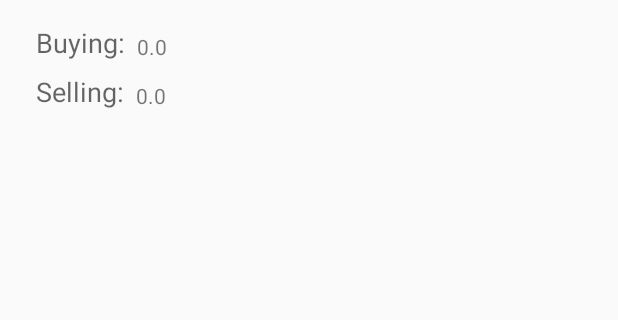
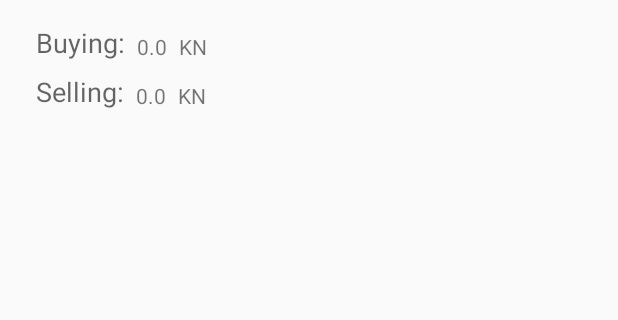
Before and after one commit to Denis8313/CurrencyConversion, an Android app: the screen it shows after launch (MainActivity), after a tap on "SUBMIT CONVERSION", on a phone screen of 412 x 824 dp, the part 528-848 px from its top. Run offline under Robolectric (Android 15) with nearby library versions, the phone set to English and light mode, and no system bars; 1 statement that could not run was skipped.

Commit message:
Including basic logic of currency conversion - second stage

```diff
--- a/app/src/main/java/com/example/denis/currencyconversion/MainActivity.java
+++ b/app/src/main/java/com/example/denis/currencyconversion/MainActivity.java
@@ -31,6 +31,8 @@ public class MainActivity extends AppCompatActivity {
         final Spinner spinnerToCurrency = (Spinner) findViewById(R.id.spinnerToCurrency);
         final TextView textViewBuyingResult = (TextView) findViewById(R.id.textViewInputBuying);
         final TextView textViewSellingResult = (TextView) findViewById(R.id.textViewInputSelling);
+        final TextView textViewToCurrencyStringB = (TextView) findViewById(R.id.textViewCurrencyBuying);
+        final TextView textViewToCurrencyStringS = (TextView) findViewById(R.id.textViewCurrencySelling);
 
         Button buttonSubmitConversion = (Button) findViewById(R.id.buttonSubmitConversion);
 
@@ -42,8 +44,21 @@ public class MainActivity extends AppCompatActivity {
                 currencyFrom = spinnerFromCurrency.getSelectedItem().toString();
                 currencyTo = spinnerToCurrency.getSelectedItem().toString();
 
-                textViewBuyingResult.setText(String.valueOf(inputValue*7.5));
-                textViewSellingResult.setText(String.valueOf(inputValue*7.4));
+                if(currencyFrom.equals("EUR") && currencyTo.equals("KN")){
+                    resultConversionBuying = 7.5;
+                    resultConversionSelling = 7.0;
+                    textViewToCurrencyStringB.setText(currencyTo.toString());
+                    textViewToCurrencyStringS.setText(currencyTo.toString());
+                }
+                else if(currencyFrom.equals("KN") && currencyTo.equals("EUR")){
+                    resultConversionBuying = 1/7.5;
+                    resultConversionSelling = 1/7.0;
+                    textViewToCurrencyStringB.setText(currencyTo.toString());
+                    textViewToCurrencyStringS.setText(currencyTo.toString());
+                }
+
+                textViewBuyingResult.setText(String.valueOf(inputValue*resultConversionBuying));
+                textViewSellingResult.setText(String.valueOf(inputValue*resultConversionSelling));
 
             }
         });
```
